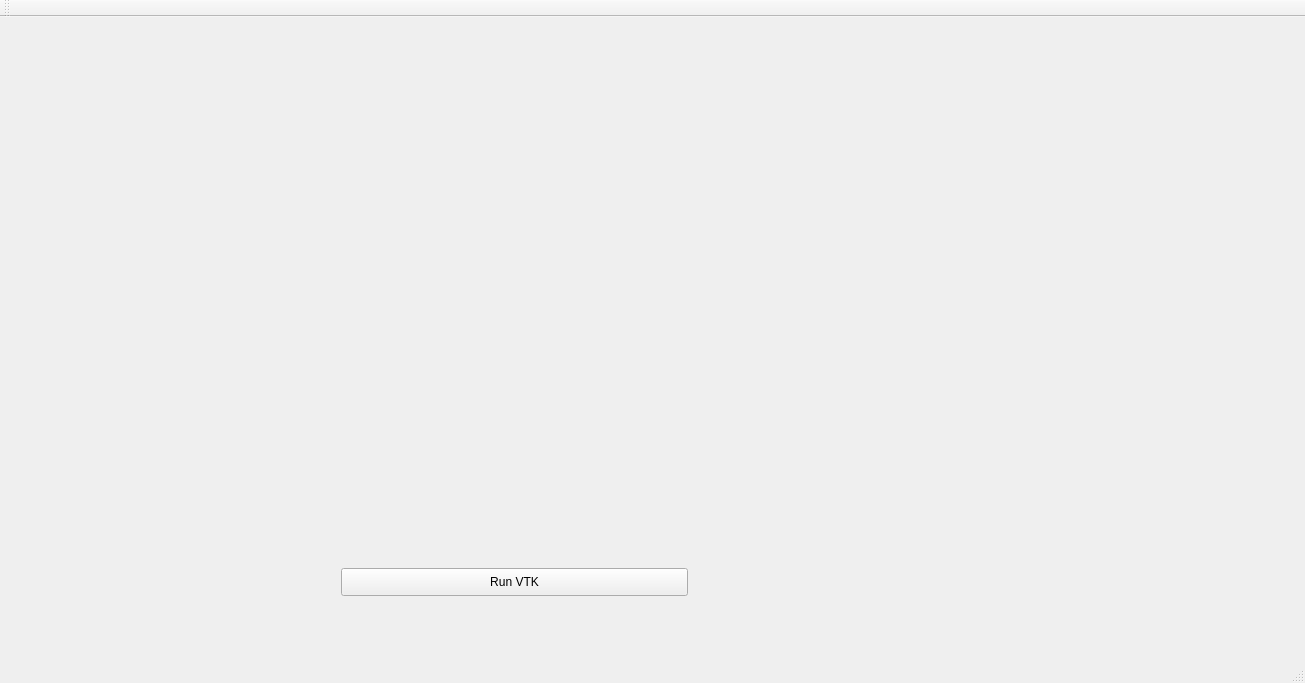
Old version of the form Comparisoft/QT/Comparisoft/mainwindow.ui in the repository zifangah/Capstone3DModelling.
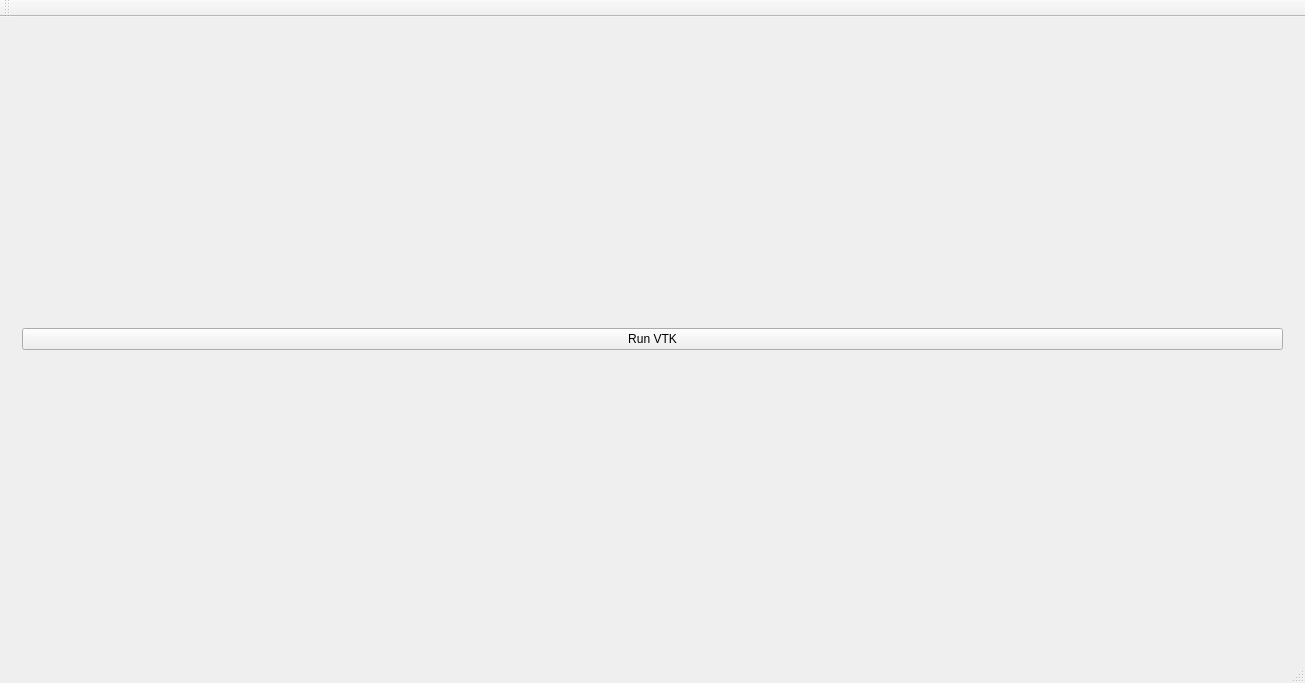
New version of the form. The open tabs and pages were chosen to show the change.

What changed in the file:
```diff
--- a/Comparisoft/QT/Comparisoft/mainwindow.ui
+++ b/Comparisoft/QT/Comparisoft/mainwindow.ui
@@ -278,19 +278,15 @@
        </layout>
       </widget>
       <widget class="QWidget" name="Config_Page">
+       <layout class="QVBoxLayout" name="verticalLayout_15">
+        <item>
        <widget class="QPushButton" name="RunVTK">
-        <property name="geometry">
-         <rect>
-          <x>330</x>
-          <y>540</y>
-          <width>347</width>
-          <height>28</height>
-         </rect>
-        </property>
         <property name="text">
          <string>Run VTK</string>
         </property>
        </widget>
+        </item>
+       </layout>
       </widget>
      </widget>
     </item>
```
Left out of the diff: 7 changed lines with no effect on the pictures. Lines whose indentation alone changed are shown as unchanged.
